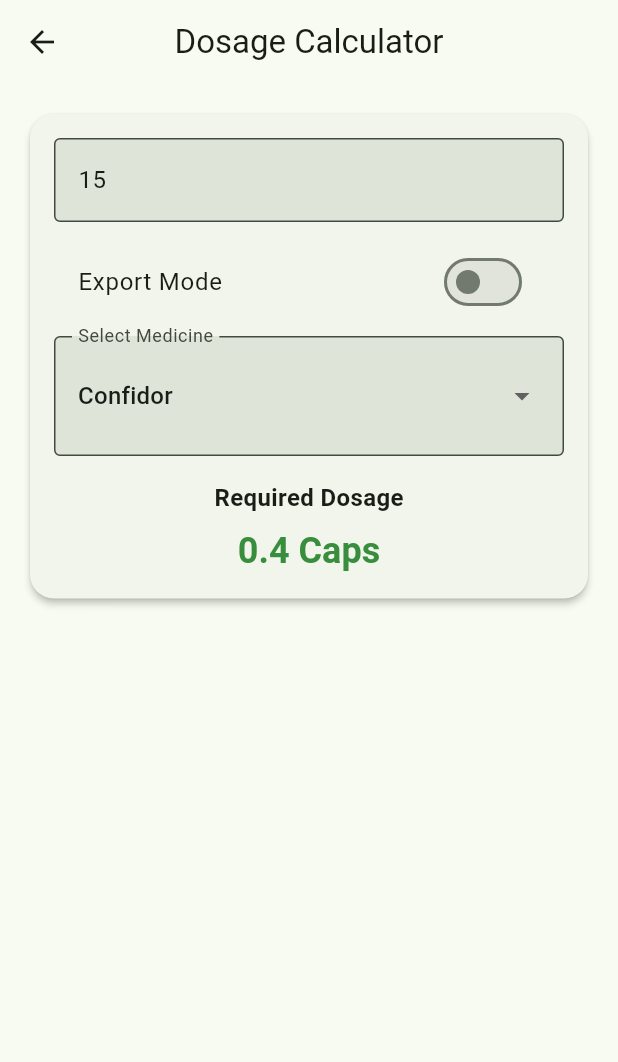
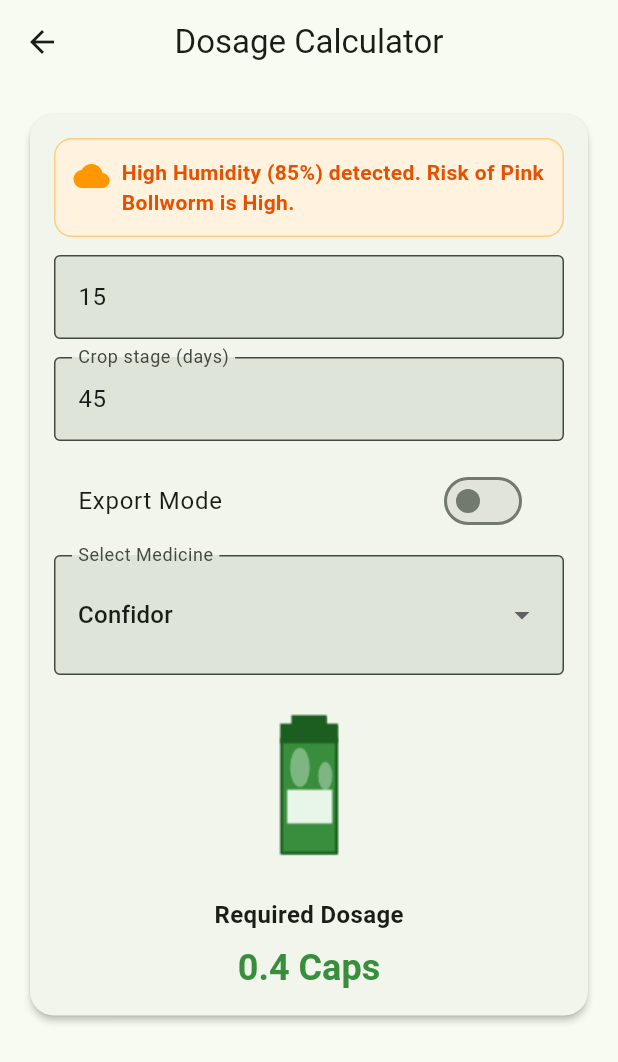
Before and after one commit to OUTLAWatlas/KrushiRakshak, a Flutter app: the DosageCalculatorScreen screen opened directly, on a phone screen of 412 x 824 dp. Shown: the top 1062 px of the screen. Run offline on Flutter 3.47's test engine with Material 3 defaults, Android fonts, the light colour scheme and no system bars; our stand-ins replace cached_network_image, camera, flutter_map, flutter_svg, flutter_tts, geocoding and 6 more; missing offline and left inert: google_mlkit_text_recognition, tflite, tflite_flutter; accounts and stored records are empty; network calls fail.

Commit message:
Add dialect service and update TFLite model integration
Introduces DialectService for localized label mapping and integrates it into TFLite services for improved label display. Updates model and label asset paths to use quantized versions, adds crop stage and weather risk UI to dosage calculator, refactors RemoteImage widget constructors, updates dependencies, and cleans up test and asset files.

```diff
--- a/lib/modules/calculator/screens/dosage_calculator_screen.dart
+++ b/lib/modules/calculator/screens/dosage_calculator_screen.dart
@@ -13,6 +13,7 @@ class DosageCalculatorScreen extends StatefulWidget {
 
 class _DosageCalculatorScreenState extends State<DosageCalculatorScreen> {
   final TextEditingController _tankSizeController = TextEditingController(text: '15');
+  final TextEditingController _cropStageController = TextEditingController(text: '45');
   bool _isExportMode = false;
   late Map<String, dynamic> _selectedMedicine;
 
@@ -48,6 +49,7 @@ class _DosageCalculatorScreenState extends State<DosageCalculatorScreen> {
   @override
   void dispose() {
     _tankSizeController.dispose();
+    _cropStageController.dispose();
     super.dispose();
   }
 
@@ -56,6 +58,35 @@ class _DosageCalculatorScreenState extends State<DosageCalculatorScreen> {
     final dosePerAcre = (_selectedMedicine['dose_per_acre'] as num).toDouble();
     final ml = (dosePerAcre / 200.0) * tank;
     return ml / 10.0; // 1 cap = 10 ml
+  }
+
+  Widget? _checkWeatherRisk(double cropStageDays, bool hasDosageCalculated) {
+    if (!hasDosageCalculated) return null;
+    if (cropStageDays > 40) {
+      return Container(
+        width: double.infinity,
+        padding: const EdgeInsets.all(12),
+        decoration: BoxDecoration(
+          color: Colors.orange.shade50,
+          borderRadius: BorderRadius.circular(12),
+          border: Border.all(color: Colors.orange.shade200),
+        ),
+        child: Row(
+          crossAxisAlignment: CrossAxisAlignment.start,
+          children: [
+            const Icon(Icons.cloud, color: Colors.orange),
+            const SizedBox(width: 8),
+            Expanded(
+              child: Text(
+                'High Humidity (85%) detected. Risk of Pink Bollworm is High.',
+                style: TextStyle(color: Colors.orange.shade900, fontWeight: FontWeight.w600),
+              ),
+            ),
+          ],
+        ),
+      );
+    }
+    return null;
   }
 
   @override
@@ -71,6 +102,9 @@ class _DosageCalculatorScreenState extends State<DosageCalculatorScreen> {
 
     final caps = _calculateCaps();
     final isBanned = _isExportMode && (_selectedMedicine['is_banned_for_export'] as bool);
+    final cropStageDays = double.tryParse(_cropStageController.text) ?? 0;
+    final hasDosageCalculated = caps > 0;
+    final riskCard = _checkWeatherRisk(cropStageDays, hasDosageCalculated);
 
     return Scaffold(
       appBar: AppBar(
@@ -94,12 +128,26 @@ class _DosageCalculatorScreenState extends State<DosageCalculatorScreen> {
                       style: Theme.of(context).textTheme.labelLarge,
                     ),
                   ),
+                if (riskCard != null) ...[
+                  riskCard,
+                  const SizedBox(height: 12),
+                ],
                 TextField(
                   controller: _tankSizeController,
                   keyboardType: TextInputType.number,
                   decoration: const InputDecoration(
                     // labelText replaced below with translated value
 
+                    border: OutlineInputBorder(),
+                  ),
+                  onChanged: (_) => setState(() {}),
+                ),
+                const SizedBox(height: 12),
+                TextField(
+                  controller: _cropStageController,
+                  keyboardType: TextInputType.number,
+                  decoration: const InputDecoration(
+                    labelText: 'Crop stage (days)',
                     border: OutlineInputBorder(),
                   ),
                   onChanged: (_) => setState(() {}),
@@ -169,6 +217,13 @@ class _DosageCalculatorScreenState extends State<DosageCalculatorScreen> {
                 Center(
                   child: Column(
                     children: [
+                      Image.asset(
+                        'assets/images/medicine_bottle.png',
+                        height: 120,
+                        fit: BoxFit.contain,
+                        errorBuilder: (context, error, stackTrace) => const SizedBox(height: 120),
+                      ),
+                      const SizedBox(height: 12),
                       Text(
                         loc.translate('required_dosage'),
                         style: TextStyle(fontSize: 16, fontWeight: FontWeight.w600),
--- a/lib/services/tflite_service.dart
+++ b/lib/services/tflite_service.dart
@@ -3,6 +3,7 @@ import 'dart:typed_data';
 
 import 'package:camera/camera.dart';
 import 'package:tflite/tflite.dart';
+import '../core/services/dialect_service.dart';
 
 class TFLiteDetection {
   TFLiteDetection({required this.label, required this.confidence});
@@ -15,7 +16,7 @@ class TFLiteService {
   bool _loaded = false;
 
   Future<void> loadModel({
-    String model = 'assets/models/model_unquant.tflite',
+    String model = 'assets/models/model_quantized.tflite',
     String labels = 'assets/models/labels.txt',
   }) async {
     if (_loaded) return;
@@ -44,7 +45,8 @@ class TFLiteService {
     final top = results.first;
     final label = (top['label'] as String?)?.trim() ?? 'Unknown';
     final conf = (top['confidence'] as double?) ?? 0.0;
-    return TFLiteDetection(label: label, confidence: conf);
+    final localizedLabel = DialectService.getLocalizedName(label);
+    return TFLiteDetection(label: localizedLabel, confidence: conf);
   }
 
   Future<void> dispose() async {
--- a/pubspec.yaml
+++ b/pubspec.yaml
@@ -8,6 +8,8 @@ environment:
 
 dependencies:
   flutter:
+    sdk: flutter
+  flutter_localizations:
     sdk: flutter
 
   # Core Features (Pinned to Stable)
@@ -26,7 +28,7 @@ dependencies:
   latlong2: ^0.9.0
   http: ^1.2.0
   provider: ^6.1.1
-  intl: ^0.19.0
+  intl: ^0.20.2
   flutter_tts: ^3.8.5
   cupertino_icons: ^1.0.2
   google_fonts: ^5.0.0
@@ -34,6 +36,7 @@ dependencies:
   cached_network_image: ^3.2.3
   shimmer: ^2.0.0
   flutter_native_splash: ^2.2.11
+  lottie: ^2.7.0
 
 # Force stable Android implementations
 dependency_overrides:
```
Also changed, not shown: lib/core/services/dialect_service.dart (added, +18 -0 lines), lib/core/services/tflite_service.dart (+5 -2 lines), lib/widgets/remote_image.dart (+17 -3 lines), assets/images/medicine_bottle.png (added), assets/models/labels_quantized.txt (renamed from assets/models/labels.txt), 6 other files.
